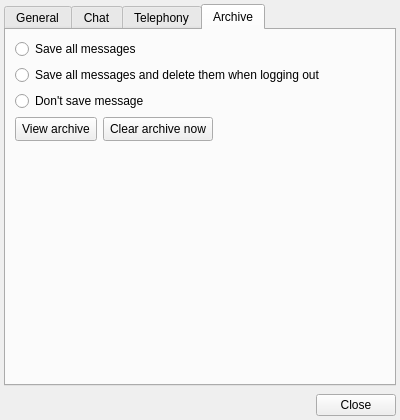
Above: share/skins/default/settings.ui from itds-consulting/yate before the change. Below: the same form after it.
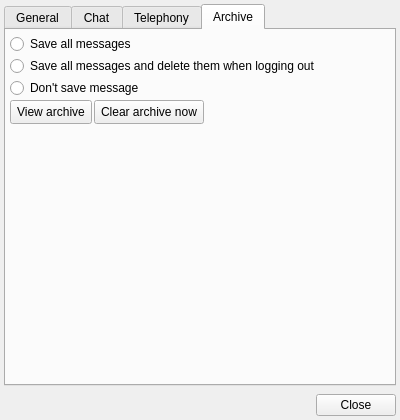
That is the form after the change. The open tabs and pages were chosen to show the change. Icons and pictures are not drawn.

Diff of the .ui file:
```diff
--- a/share/skins/default/settings.ui
+++ b/share/skins/default/settings.ui
@@ -443,6 +443,21 @@
        <iconset>archive.png</iconset>
       </attribute>
       <layout class="QVBoxLayout" >
+       <property name="spacing" >
+        <number>2</number>
+       </property>
+       <property name="leftMargin" >
+        <number>4</number>
+       </property>
+       <property name="topMargin" >
+        <number>4</number>
+       </property>
+       <property name="rightMargin" >
+        <number>4</number>
+       </property>
+       <property name="bottomMargin" >
+        <number>4</number>
+       </property>
        <item>
         <widget class="QRadioButton" name="chat_save_all" >
          <property name="text" >
```
